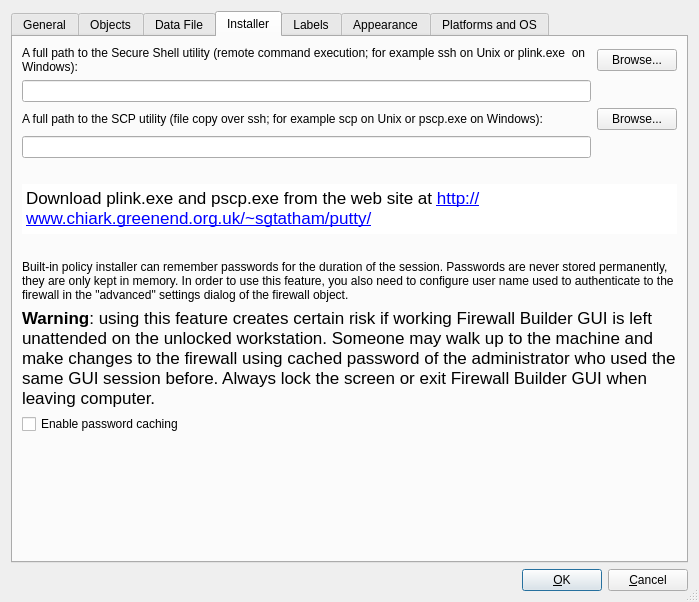
Above: src/gui/prefsdialog_q.ui from fwbuilder/fwbuilder before the change. Below: the same form after it.
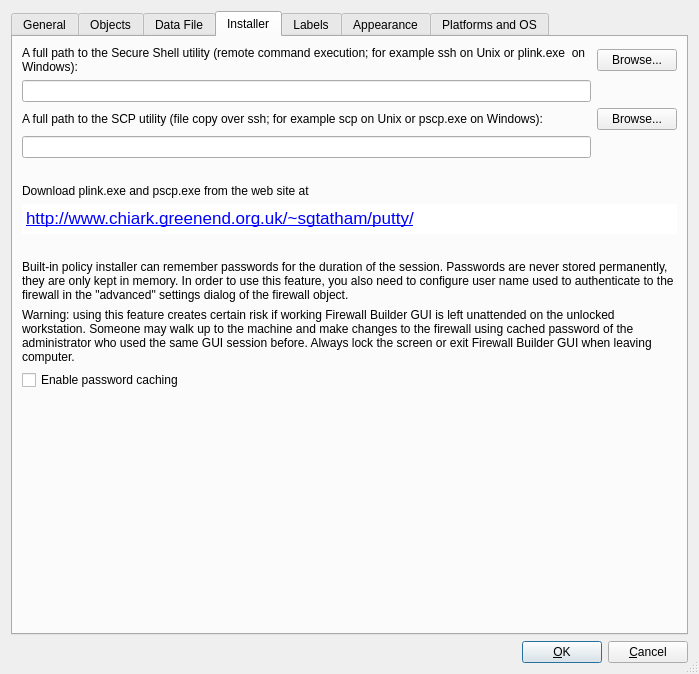
That is the form after the change. Icons and pictures are not drawn.

Commit message: adjust preferences dialog layout to avoid hige font on windows

What changed in the file:
```diff
--- a/src/gui/prefsdialog_q.ui
+++ b/src/gui/prefsdialog_q.ui
@@ -9,7 +9,7 @@
     <x>0</x>
     <y>0</y>
     <width>699</width>
-    <height>602</height>
+    <height>674</height>
    </rect>
   </property>
   <property name="windowTitle" >
@@ -518,7 +518,7 @@
       <attribute name="title" >
        <string>Installer</string>
       </attribute>
-      <layout class="QGridLayout" name="gridLayout_14" >
+      <layout class="QGridLayout" name="gridLayout_15" >
        <item row="0" column="0" colspan="2" >
         <widget class="QLabel" name="textLabel1_5_2" >
          <property name="text" >
@@ -593,47 +593,6 @@
          </property>
         </spacer>
        </item>
-       <item row="5" column="0" colspan="3" >
-        <widget class="QTextBrowser" name="plink_hint" >
-         <property name="sizePolicy" >
-          <sizepolicy vsizetype="Fixed" hsizetype="Expanding" >
-           <horstretch>0</horstretch>
-           <verstretch>0</verstretch>
-          </sizepolicy>
-         </property>
-         <property name="minimumSize" >
-          <size>
-           <width>0</width>
-           <height>50</height>
-          </size>
-         </property>
-         <property name="maximumSize" >
-          <size>
-           <width>16777215</width>
-           <height>50</height>
-          </size>
-         </property>
-         <property name="autoFillBackground" >
-          <bool>true</bool>
-         </property>
-         <property name="frameShape" >
-          <enum>QFrame::NoFrame</enum>
-         </property>
-         <property name="frameShadow" >
-          <enum>QFrame::Plain</enum>
-         </property>
-         <property name="html" >
-          <string>&lt;!DOCTYPE HTML PUBLIC "-//W3C//DTD HTML 4.0//EN" "http://www.w3.org/TR/REC-html40/strict.dtd">
-&lt;html>&lt;head>&lt;meta name="qrichtext" content="1" />&lt;style type="text/css">
-p, li { white-space: pre-wrap; }
-&lt;/style>&lt;/head>&lt;body style=" font-family:'Lucida Grande'; font-size:13pt; font-weight:400; font-style:normal;">
-&lt;p style=" margin-top:0px; margin-bottom:0px; margin-left:0px; margin-right:0px; -qt-block-indent:0; text-indent:0px;">Download plink.exe and pscp.exe from the web site at &lt;a href="http://www.chiark.greenend.org.uk/~sgtatham/putty/">&lt;span style=" text-decoration: underline; color:#0000ff;">http://www.chiark.greenend.org.uk/~sgtatham/putty/&lt;/span>&lt;/a>&lt;/p>&lt;/body>&lt;/html></string>
-         </property>
-         <property name="openExternalLinks" >
-          <bool>true</bool>
-         </property>
-        </widget>
-       </item>
        <item row="6" column="1" >
         <spacer name="verticalSpacer_2" >
          <property name="orientation" >
@@ -663,11 +622,7 @@
        <item row="8" column="0" colspan="3" >
         <widget class="QLabel" name="label_12" >
          <property name="text" >
-          <string>&lt;!DOCTYPE HTML PUBLIC "-//W3C//DTD HTML 4.0//EN" "http://www.w3.org/TR/REC-html40/strict.dtd">
-&lt;html>&lt;head>&lt;meta name="qrichtext" content="1" />&lt;style type="text/css">
-p, li { white-space: pre-wrap; }
-&lt;/style>&lt;/head>&lt;body style=" font-family:'Lucida Grande'; font-size:13pt; font-weight:400; font-style:normal;">
-&lt;p style=" margin-top:0px; margin-bottom:0px; margin-left:0px; margin-right:0px; -qt-block-indent:0; text-indent:0px;">&lt;span style=" font-weight:600;">Warning&lt;/span>: using this feature creates certain risk if working Firewall Builder GUI is left unattended on the unlocked workstation. Someone may walk up to the machine and make changes to the firewall using cached password of the administrator who used the same GUI session before. Always lock the screen or exit Firewall Builder GUI when leaving computer.&lt;/p>&lt;/body>&lt;/html></string>
+          <string>Warning: using this feature creates certain risk if working Firewall Builder GUI is left unattended on the unlocked workstation. Someone may walk up to the machine and make changes to the firewall using cached password of the administrator who used the same GUI session before. Always lock the screen or exit Firewall Builder GUI when leaving computer.</string>
          </property>
          <property name="wordWrap" >
           <bool>true</bool>
@@ -701,6 +656,72 @@
          </property>
         </spacer>
        </item>
+       <item row="5" column="0" colspan="3" >
+        <widget class="QFrame" name="plink_hint" >
+         <property name="frameShape" >
+          <enum>QFrame::NoFrame</enum>
+         </property>
+         <property name="frameShadow" >
+          <enum>QFrame::Plain</enum>
+         </property>
+         <layout class="QGridLayout" name="gridLayout_14" >
+          <property name="margin" >
+           <number>0</number>
+          </property>
+          <item row="0" column="0" >
+           <widget class="QLabel" name="label_13" >
+            <property name="text" >
+             <string>Download plink.exe and pscp.exe from the web site at</string>
+            </property>
+           </widget>
+          </item>
+          <item row="1" column="0" >
+           <widget class="QTextBrowser" name="plink_hint_url" >
+            <property name="sizePolicy" >
+             <sizepolicy vsizetype="Fixed" hsizetype="Preferred" >
+              <horstretch>0</horstretch>
+              <verstretch>0</verstretch>
+             </sizepolicy>
+            </property>
+            <property name="minimumSize" >
+             <size>
+              <width>0</width>
+              <height>30</height>
+             </size>
+            </property>
+            <property name="maximumSize" >
+             <size>
+              <width>16777215</width>
+              <height>30</height>
+             </size>
+            </property>
+            <property name="autoFillBackground" >
+             <bool>true</bool>
+            </property>
+            <property name="frameShape" >
+             <enum>QFrame::NoFrame</enum>
+            </property>
+            <property name="frameShadow" >
+             <enum>QFrame::Plain</enum>
+            </property>
+            <property name="html" >
+             <string>&lt;!DOCTYPE HTML PUBLIC "-//W3C//DTD HTML 4.0//EN" "http://www.w3.org/TR/REC-html40/strict.dtd">
+&lt;html>&lt;head>&lt;meta name="qrichtext" content="1" />&lt;style type="text/css">
+p, li { white-space: pre-wrap; }
+&lt;/style>&lt;/head>&lt;body style=" font-family:'Lucida Grande'; font-size:13pt; font-weight:400; font-style:normal;">
+&lt;p style=" margin-top:0px; margin-bottom:0px; margin-left:0px; margin-right:0px; -qt-block-indent:0; text-indent:0px;">&lt;a href="http://www.chiark.greenend.org.uk/~sgtatham/putty/">&lt;span style=" text-decoration: underline; color:#0000ff;">http://www.chiark.greenend.org.uk/~sgtatham/putty/&lt;/span>&lt;/a>&lt;/p>&lt;/body>&lt;/html></string>
+            </property>
+            <property name="acceptRichText" >
+             <bool>false</bool>
+            </property>
+            <property name="openExternalLinks" >
+             <bool>true</bool>
+            </property>
+           </widget>
+          </item>
+         </layout>
+        </widget>
+       </item>
       </layout>
      </widget>
      <widget class="QWidget" name="tabLabels" >
```
Left out of the diff: 15 changed lines with no effect on the pictures. The commit also changes 1 other file.
